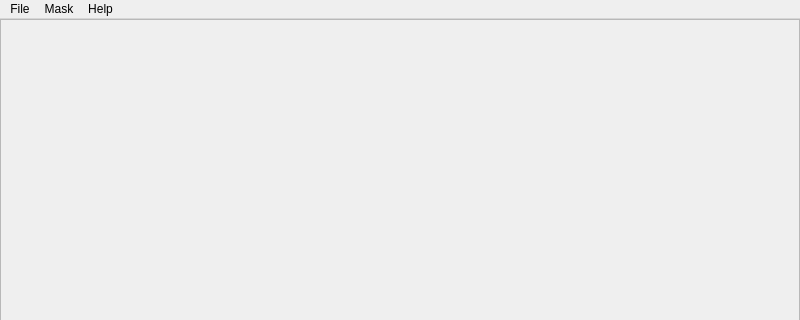
Qt form src/main/python/Views/main.ui (MJOLNIRPackage/MJOLNIR-GUI) before a commit; both pictures show x 0 to 800 and y 0 to 320 of the 800 by 950 pixel window.
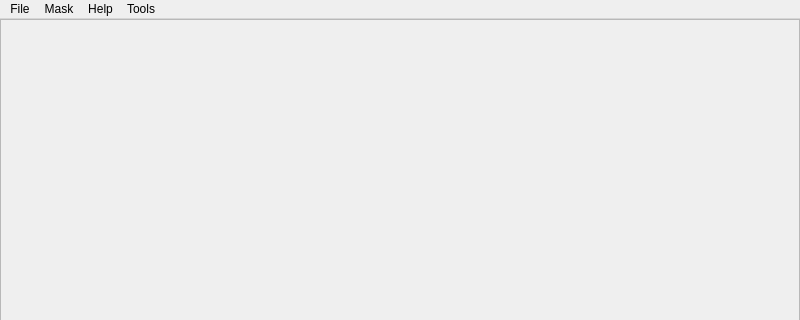
The same form after that commit.

Commit message: Add normalization as tool

The edit to the form file:
```diff
--- a/src/main/python/Views/main.ui
+++ b/src/main/python/Views/main.ui
@@ -194,9 +194,19 @@
     <addaction name="actionAbout"/>
     <addaction name="actionHelp"/>
    </widget>
+   <widget class="QMenu" name="menuTools">
+    <property name="title">
+     <string>Tools</string>
+    </property>
+    <addaction name="actionMolecularWeight"/>
+    <addaction name="actionNeutronCalculations"/>
+    <addaction name="actionNormalizationWidget"/>
+    <addaction name="actionElectronicLogbook"/>
+   </widget>
    <addaction name="menuFile"/>
    <addaction name="menuMask"/>
    <addaction name="menuHelp"/>
+   <addaction name="menuTools"/>
   </widget>
   <widget class="QStatusBar" name="statusbar"/>
   <action name="actionSave_GUI_state">
```
The commit also changes 4 other files.
